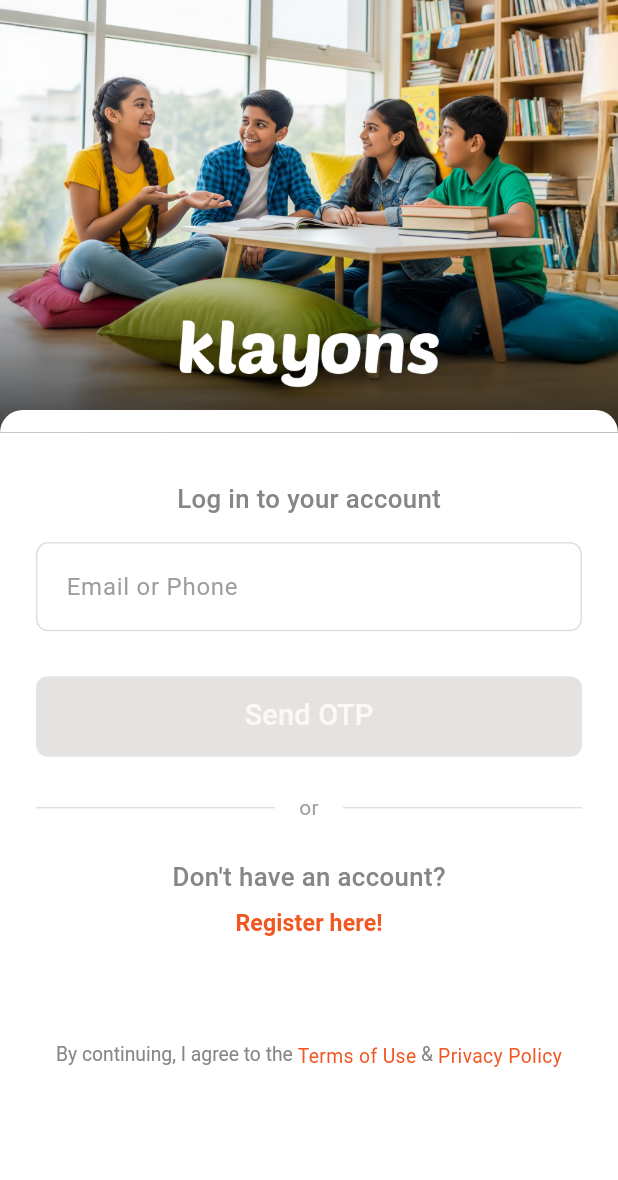
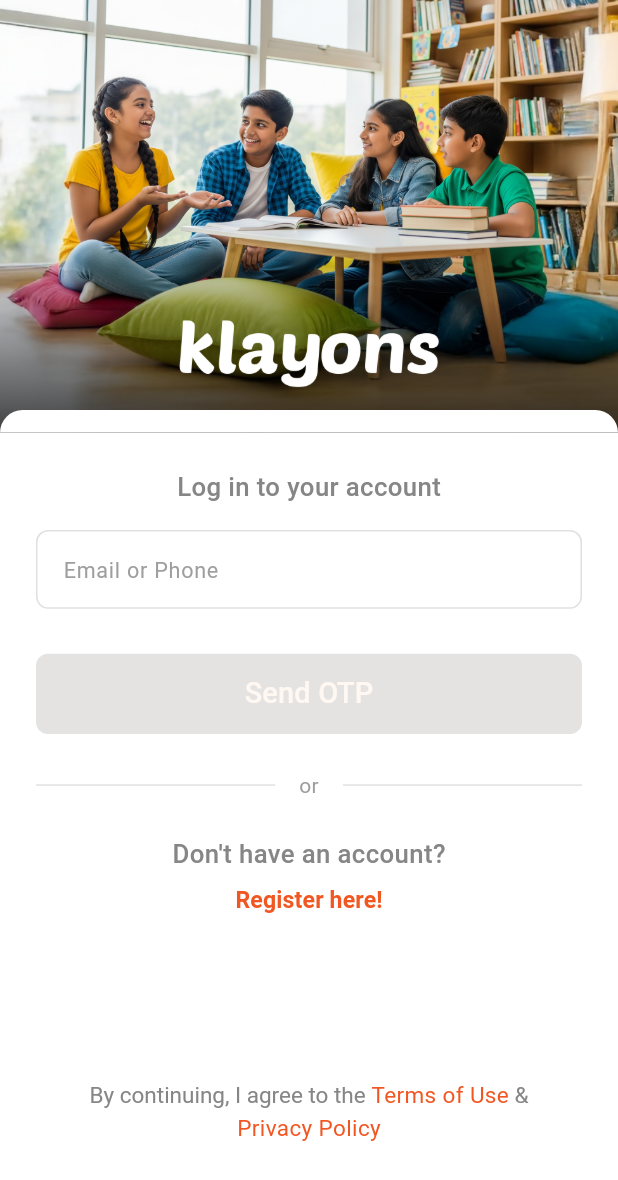
Before and after one commit to Bikash1357/klayons_app, a Flutter app: the screen it shows after launch, on a phone screen of 412 x 824 dp. Shown: the top 1180 px of the screen. Run offline on Flutter 3.47's test engine with Material 3 defaults, Android fonts, the phone set to English and light mode, and no system bars; our stand-ins replace flutter_local_notifications, flutter_svg, geocoding, geolocator, google_fonts, permission_handler and 2 more; missing offline and left inert: workmanager; accounts and stored records are empty.

Commit message:
auth font changes

```diff
--- a/lib/auth/login_screen.dart
+++ b/lib/auth/login_screen.dart
@@ -109,7 +109,7 @@ class _LoginPageState extends State<LoginPage> with BottomErrorHandler {
                           color: Colors.white,
                           padding: EdgeInsets.symmetric(
                             horizontal: 24.0,
-                            vertical: 32.0,
+                            vertical: 24.0,
                           ),
                           child: Column(
                             crossAxisAlignment: CrossAxisAlignment.start,
@@ -245,14 +245,14 @@ class _LoginPageState extends State<LoginPage> with BottomErrorHandler {
                                 ),
                               ),
 
-                              SizedBox(height: 60),
+                              SizedBox(height: 100),
 
                               // Terms and Privacy Policy moved to bottom
                               Center(
                                 child: RichText(
                                   textAlign: TextAlign.center,
                                   text: TextSpan(
-                                    style: AppTextStyles.bodySmall(context)
+                                    style: AppTextStyles.bodyMedium(context)
                                         .copyWith(
                                           color: AppColors.textSecondary,
                                           height: 1.4,
@@ -270,7 +270,7 @@ class _LoginPageState extends State<LoginPage> with BottomErrorHandler {
                                           child: Text(
                                             "Terms of Use",
                                             style:
-                                                AppTextStyles.bodySmall(
+                                                AppTextStyles.bodyMedium(
                                                   context,
                                                 ).copyWith(
                                                   color:
@@ -289,7 +289,7 @@ class _LoginPageState extends State<LoginPage> with BottomErrorHandler {
                                           child: Text(
                                             "Privacy Policy",
                                             style:
-                                                AppTextStyles.bodySmall(
+                                                AppTextStyles.bodyMedium(
                                                   context,
                                                 ).copyWith(
                                                   color:
@@ -302,8 +302,6 @@ class _LoginPageState extends State<LoginPage> with BottomErrorHandler {
                                   ),
                                 ),
                               ),
-
-                              SizedBox(height: 54),
                             ],
                           ),
                         ),
--- a/lib/utils/styles/textboxes.dart
+++ b/lib/utils/styles/textboxes.dart
@@ -55,16 +55,16 @@ class _CustomTextFieldState extends State<CustomTextField> {
 
     double scaleFactor;
     if (screenWidth < 350) {
-      scaleFactor = 0.8; // Small phones
+      scaleFactor = 0.6; // Small phones
     } else if (screenWidth < 400) {
-      scaleFactor = 0.9; // Medium phones
+      scaleFactor = 0.8; // Medium phones
     } else if (screenWidth < 450) {
-      scaleFactor = 1.0; // Large phones
+      scaleFactor = 0.9; // Large phones
     } else {
       scaleFactor = 1.2; // Very large phones/tablets
     }
 
-    return (baseSize * scaleFactor).clamp(baseSize * 0.8, baseSize * 1.3);
+    return (baseSize * scaleFactor).clamp(baseSize * 0.6, baseSize * 1.3);
   }
 
   // Get responsive padding based on screen size
@@ -72,7 +72,7 @@ class _CustomTextFieldState extends State<CustomTextField> {
     final screenHeight = MediaQuery.of(context).size.height;
     final screenWidth = MediaQuery.of(context).size.width;
 
-    double basePadding = 16.0;
+    double basePadding = 14.0;
 
     // Scale padding based on screen height
     double scaleFactor = (screenHeight / 812.0).clamp(0.8, 1.2);
```
Also changed, not shown: lib/auth/signupPage.dart (+11 -15 lines), lib/screens/home_screen.dart (+4 -4 lines).
